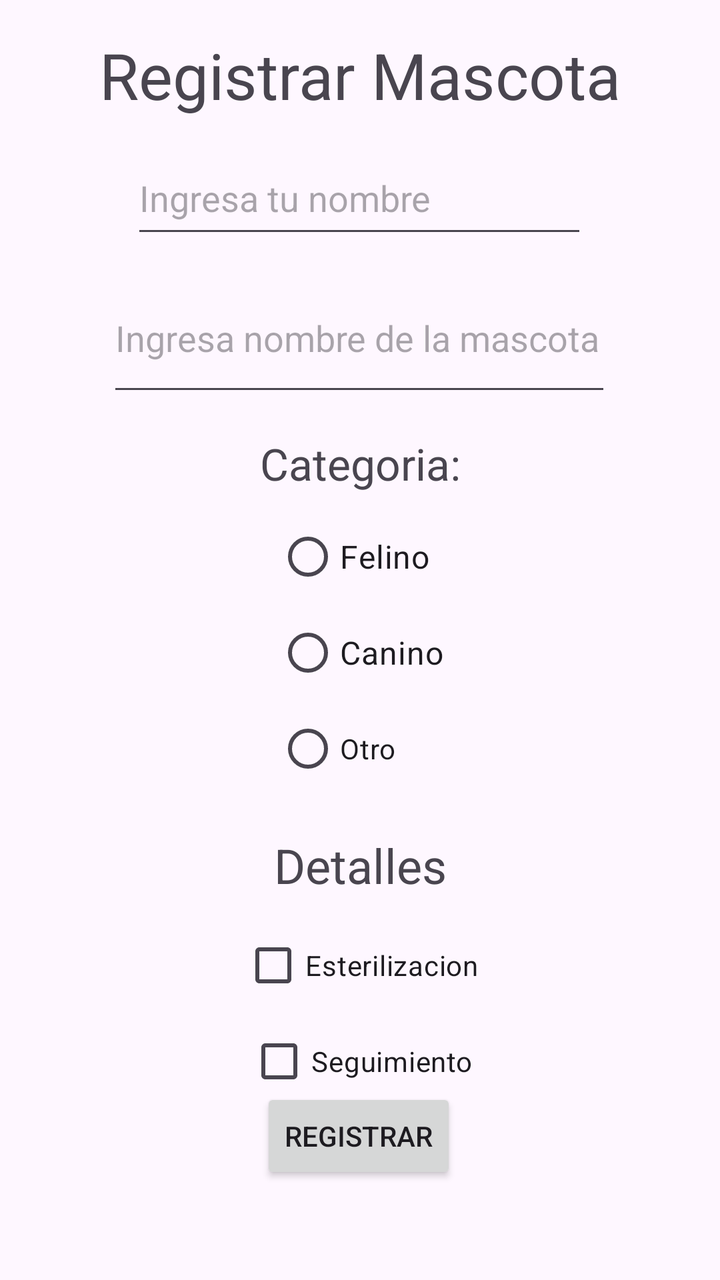
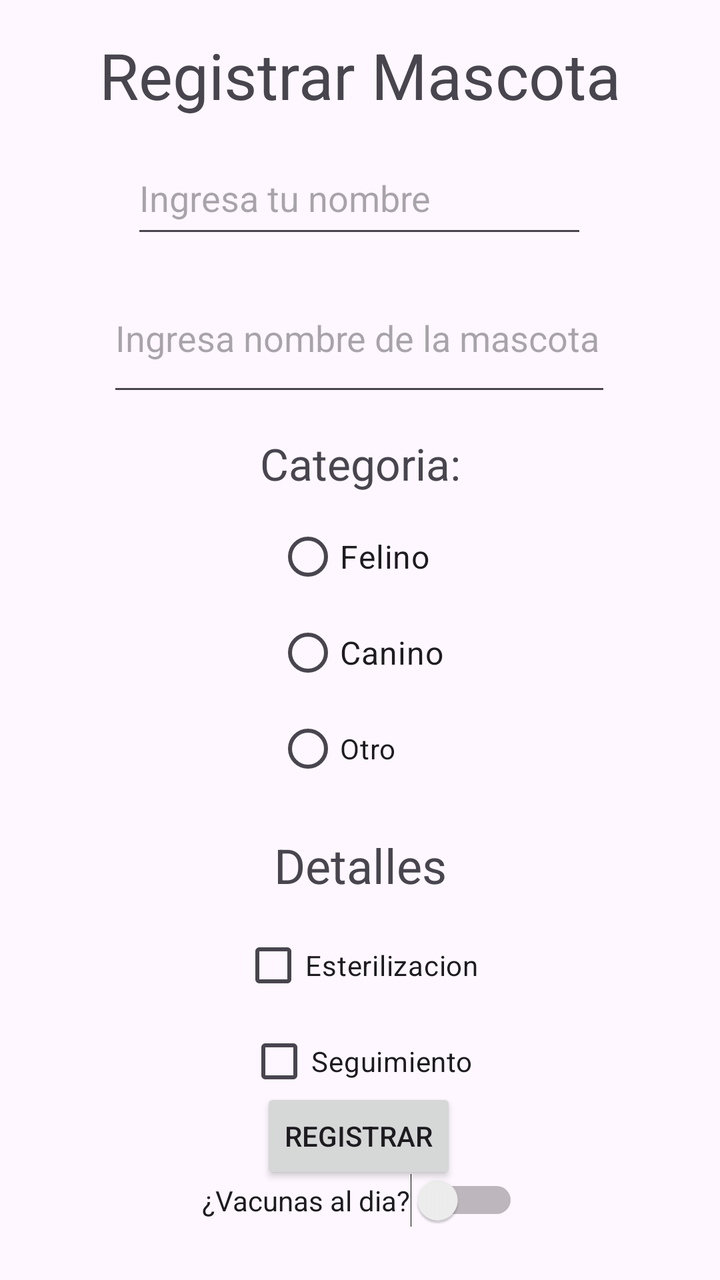

Screens rendered from an Android XML layout before and after an edit, with the pre-edit source and the edit as a unified diff.
<!-- AndroidManifest.xml: application theme Theme.MascotaRuta -->
<!-- res/layout/activity_registrar_mascota.xml -->
<?xml version="1.0" encoding="utf-8"?>
<androidx.constraintlayout.widget.ConstraintLayout xmlns:android="http://schemas.android.com/apk/res/android"
    xmlns:app="http://schemas.android.com/apk/res-auto"
    xmlns:tools="http://schemas.android.com/tools"
    android:id="@+id/main"
    android:layout_width="match_parent"
    android:layout_height="match_parent"
    tools:context=".RegistrarMascotaActivity">

    <TextView
        android:id="@+id/txtTItuloRegistro"
        android:layout_width="wrap_content"
        android:layout_height="wrap_content"
        android:layout_marginTop="16dp"
        android:text="Registrar Mascota"
        android:textSize="32sp"
        app:layout_constraintEnd_toEndOf="parent"
        app:layout_constraintStart_toStartOf="parent"
        app:layout_constraintTop_toTopOf="parent" />

    <EditText
        android:id="@+id/edtNombrePersona"
        android:layout_width="228dp"
        android:layout_height="53dp"
        android:layout_marginTop="12dp"
        android:ems="10"
        android:hint="Ingresa tu nombre"
        android:inputType="text"
        app:layout_constraintEnd_toEndOf="parent"
        app:layout_constraintHorizontal_bias="0.497"
        app:layout_constraintStart_toStartOf="parent"
        app:layout_constraintTop_toBottomOf="@+id/txtTItuloRegistro" />

    <EditText
        android:id="@+id/edtNombreMascota"
        android:layout_width="252dp"
        android:layout_height="71dp"
        android:layout_marginTop="8dp"
        android:ems="10"
        android:hint="Ingresa nombre de la mascota"
        android:inputType="text"
        app:layout_constraintEnd_toEndOf="parent"
        app:layout_constraintHorizontal_bias="0.496"
        app:layout_constraintStart_toStartOf="parent"
        app:layout_constraintTop_toBottomOf="@+id/edtNombrePersona" />

    <TextView
        android:id="@+id/txtCategoria"
        android:layout_width="wrap_content"
        android:layout_height="wrap_content"
        android:layout_marginTop="14dp"
        android:text="Categoria:"
        android:textSize="22sp"
        app:layout_constraintEnd_toEndOf="parent"
        app:layout_constraintStart_toStartOf="parent"
        app:layout_constraintTop_toBottomOf="@+id/edtNombreMascota" />

    <RadioGroup
        android:id="@+id/rgCategoria"
        android:layout_width="wrap_content"
        android:layout_height="wrap_content"
        android:layout_marginTop="8dp"
        app:layout_constraintEnd_toEndOf="parent"
        app:layout_constraintStart_toStartOf="parent"
        app:layout_constraintTop_toBottomOf="@+id/txtCategoria">

        <RadioButton
            android:id="@+id/rbCanino"
            android:layout_width="match_parent"
            android:layout_height="wrap_content"
            android:text="Felino"
            android:textSize="16sp" />

        <RadioButton
            android:id="@+id/rbFelino"
            android:layout_width="match_parent"
            android:layout_height="wrap_content"
            android:text="Canino"
            android:textSize="16sp" />

        <RadioButton
            android:id="@+id/rbOtro"
            android:layout_width="match_parent"
            android:layout_height="wrap_content"
            android:text="Otro" />
    </RadioGroup>

    <CheckBox
        android:id="@+id/cbEsterilizacion"
        android:layout_width="wrap_content"
        android:layout_height="wrap_content"
        android:layout_marginTop="10dp"
        android:text="Esterilizacion"
        app:layout_constraintEnd_toEndOf="parent"
        app:layout_constraintStart_toStartOf="parent"
        app:layout_constraintTop_toBottomOf="@+id/txtDetalles" />

    <TextView
        android:id="@+id/txtDetalles"
        android:layout_width="wrap_content"
        android:layout_height="wrap_content"
        android:layout_marginTop="18dp"
        android:text="Detalles"
        android:textSize="24sp"
        app:layout_constraintEnd_toEndOf="parent"
        app:layout_constraintStart_toStartOf="parent"
        app:layout_constraintTop_toBottomOf="@+id/rgCategoria" />

    <CheckBox
        android:id="@+id/cbSeguimiento"
        android:layout_width="wrap_content"
        android:layout_height="wrap_content"
        android:text="Seguimiento"
        app:layout_constraintEnd_toEndOf="parent"
        app:layout_constraintStart_toStartOf="parent"
        app:layout_constraintTop_toBottomOf="@+id/cbEsterilizacion" />

    <Button
        android:id="@+id/btnRegistrar"
        android:layout_width="wrap_content"
        android:layout_height="wrap_content"
        android:layout_marginBottom="48dp"
        android:text="Registrar"
        app:layout_constraintBottom_toBottomOf="parent"
        app:layout_constraintEnd_toEndOf="parent"
        app:layout_constraintHorizontal_bias="0.498"
        app:layout_constraintStart_toStartOf="parent" />

</androidx.constraintlayout.widget.ConstraintLayout>
<!-- resources referenced by this layout -->
<resources>
  <style name="Theme.MascotaRuta" parent="Base.Theme.MascotaRuta" />
  <style name="Base.Theme.MascotaRuta" parent="Theme.Material3.DayNight.NoActionBar">
          
          
      </style>
</resources>

<!-- the commit's change to res/layout/activity_registrar_mascota.xml (unified diff, before → after) -->
@@ -126,4 +126,14 @@
         app:layout_constraintHorizontal_bias="0.498"
         app:layout_constraintStart_toStartOf="parent" />
 
+    <Switch
+        android:id="@+id/swVacunas"
+        android:layout_width="wrap_content"
+        android:layout_height="wrap_content"
+        android:layout_marginTop="32dp"
+        android:text="¿Vacunas al dia?"
+        app:layout_constraintEnd_toEndOf="parent"
+        app:layout_constraintStart_toStartOf="parent"
+        app:layout_constraintTop_toBottomOf="@+id/cbSeguimiento" />
+
 </androidx.constraintlayout.widget.ConstraintLayout>
